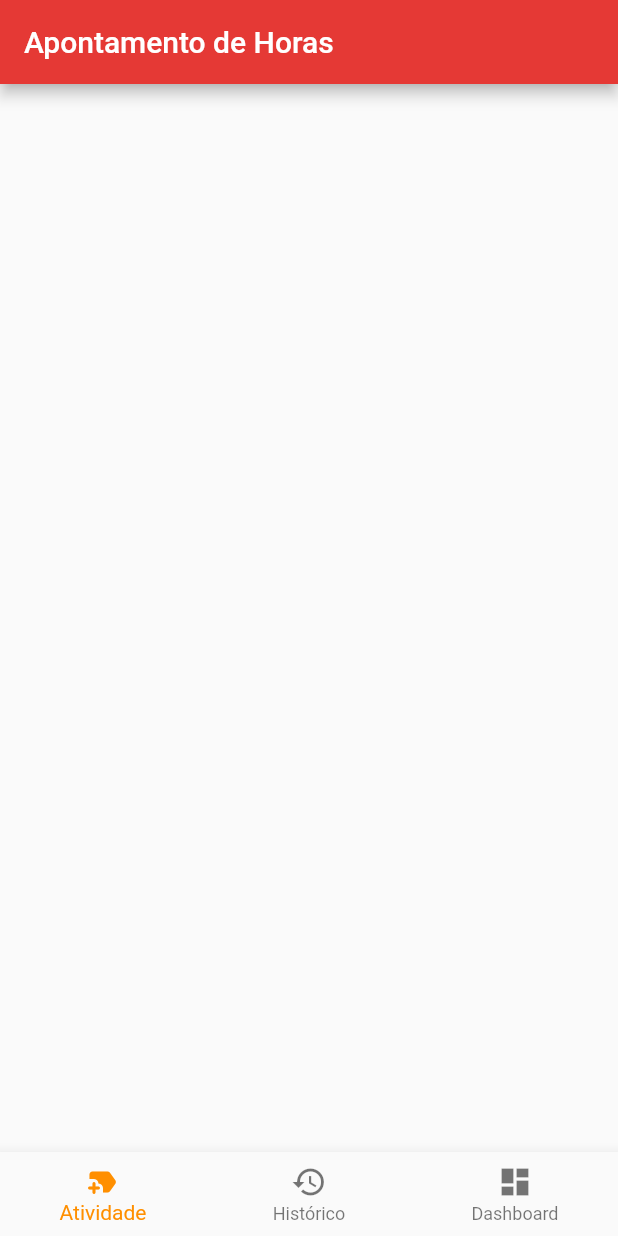
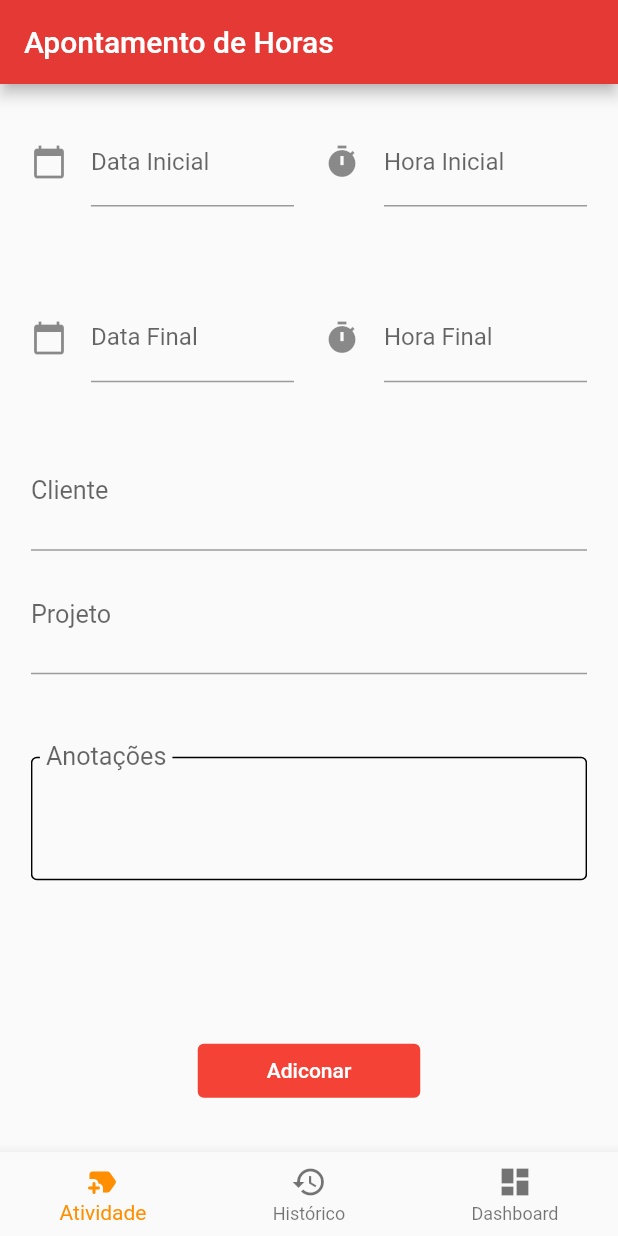
Before and after one commit to RafaGranja/ApontamentoDelp, a Flutter app: the Home screen opened directly, on a phone screen of 412 x 824 dp. Run offline on Flutter 3.47's test engine with Material 2 defaults, Android fonts, the phone set to English and light mode, and no system bars; our stand-ins replace firebase_auth, firebase_core, fluttertoast, google_sign_in; accounts and stored records are empty.

Commit message:
Tela de adição de atividades finalizada

```diff
--- a/appdelp/lib/dateInput/time.dart
+++ b/appdelp/lib/dateInput/time.dart
@@ -102,7 +102,7 @@ class _FinalTimePickerState extends State<FinalTimePicker> {
                 controller: timeinput, //editing controller of this TextField
                 decoration: const InputDecoration(
                    icon: Icon(Icons.timer), //icon of text field
-                   labelText: "Hora Inicial" //label text of field
+                   labelText: "Hora Final" //label text of field
                 ),
                 readOnly: true,  //set it true, so that user will not able to edit text
                 onTap: () async {
--- a/appdelp/lib/home/home_components.dart
+++ b/appdelp/lib/home/home_components.dart
@@ -101,18 +101,157 @@ class NovaAtividade extends StatefulWidget {
 class _NovaAtividadeState extends State<NovaAtividade> {
   @override
   Widget build(BuildContext context) {
-    return Container(
-      margin: const EdgeInsets.only(left:200.0,right: 200.0),
-      child: Center(
-        child: GridView.count(crossAxisCount: 2,crossAxisSpacing: 50.0,mainAxisSpacing: 0.0,
-          children:  [
-          Container(alignment: Alignment.center,child:const InitDate()),
-           Container(alignment: Alignment.center,child:const InitTimePicker()),
-           Container(alignment: Alignment.topCenter,child:const FinalDate()),
-           Container(alignment: Alignment.topCenter,child:const InitTimePicker()),
-          ],)
-
-        )
+    return FractionallySizedBox(
+      heightFactor: 1.1,
+      widthFactor: 0.9,
+        child: ListView(
+          children: const[
+          CamposHoras(),
+          ClienteInput(),
+          ProjetoInput(),
+          NoteInput(),
+          Adicionar(),
+          ]),
     );
   }
 }
+
+class NoteInput extends StatefulWidget {
+  const NoteInput({super.key});
+
+  @override
+  State<NoteInput> createState() => _NoteInputState();
+}
+
+class _NoteInputState extends State<NoteInput> {
+
+  @override
+  Widget build(BuildContext context) {
+    return
+    Container(
+      margin: EdgeInsets.only(top:(MediaQuery.of(context).size.width)/20),
+      height: (MediaQuery.of(context).size.height)/10,
+      child:const TextField(
+              maxLines: 4,
+              decoration: InputDecoration(
+              contentPadding: EdgeInsets.all(10.0),
+              focusedBorder: OutlineInputBorder(
+                borderSide: BorderSide(color: Colors.blue, width: 2.0),
+              ),
+              enabledBorder: OutlineInputBorder(
+                  borderSide: BorderSide(color: Colors.black, width: 1.0),
+              ),
+              label: Text('Anotações',textScaleFactor: 1.4,),
+              floatingLabelBehavior: FloatingLabelBehavior.always,
+              )
+            )
+    );
+  }
+
+}
+
+class Adicionar extends StatefulWidget {
+  const Adicionar({super.key});
+
+  @override
+  State<Adicionar> createState() => _AdicionarState();
+}
+
+class _AdicionarState extends State<Adicionar> {
+  @override
+  Widget build(BuildContext context) {
+    return Container(
+      margin: EdgeInsets.only(
+        top: (MediaQuery.of(context).size.width)/4,
+        bottom: (MediaQuery.of(context).size.width)/5),
+      child: FractionallySizedBox(
+        widthFactor: 0.4,
+        child: TextButton(
+          // ignore: prefer_const_constructors
+          style: ButtonStyle(
+            backgroundColor: const MaterialStatePropertyAll<Color>(Colors.red),
+          ),
+          // ignore: prefer_const_constructors
+          onPressed: () {  },
+          child: const Text(
+            'Adiconar',
+            style: const TextStyle(color: Colors.white),
+          ),
+        ),
+      ),
+    );
+  }
+}
+
+
+class ClienteInput extends StatefulWidget {
+  const ClienteInput({super.key});
+
+  @override
+  State<ClienteInput> createState() => _ClienteInputState();
+}
+
+class _ClienteInputState extends State<ClienteInput> {
+
+  @override
+  Widget build(BuildContext context) {
+    return
+    Container(
+      margin: EdgeInsets.only(top:(MediaQuery.of(context).size.width)/10),
+      height: (MediaQuery.of(context).size.width)/5,
+      child:const TextField(decoration: InputDecoration(
+              contentPadding: EdgeInsets.zero,
+              label: Text('Cliente',textScaleFactor: 1.4,),
+              floatingLabelBehavior: FloatingLabelBehavior.always,
+              )
+            )
+    );
+  }
+}
+
+class ProjetoInput extends StatefulWidget {
+  const ProjetoInput({super.key});
+
+  @override
+  State<ProjetoInput> createState() => _ProjetoInputState();
+}
+
+class _ProjetoInputState extends State<ProjetoInput> {
+
+  @override
+  Widget build(BuildContext context) {
+    return
+    Container(
+      height: (MediaQuery.of(context).size.height)/10,
+      child:const TextField(decoration: InputDecoration(
+              contentPadding: EdgeInsets.zero,
+              label: Text('Projeto',textScaleFactor: 1.4,),
+              floatingLabelBehavior: FloatingLabelBehavior.always,
+              )
+            )
+    );
+  }
+
+}
+
+class CamposHoras extends StatefulWidget {
+  const CamposHoras({super.key});
+
+  @override
+  State<CamposHoras> createState() => _CamposHorasState();
+}
+
+class _CamposHorasState extends State<CamposHoras> {
+  @override
+  Widget build(BuildContext context) {
+    return SizedBox.square(
+      dimension: (MediaQuery.of(context).size.width)/1.6,
+      child: GridView.count(crossAxisCount: 2,crossAxisSpacing: 20.0,mainAxisSpacing: 0.0,
+          children:  [
+          Container(alignment: Alignment.center,child:const InitDate()),
+          Container(alignment: Alignment.center,child:const InitTimePicker()),
+          Container(alignment: Alignment.topCenter,child:const FinalDate()),
+          Container(alignment: Alignment.topCenter,child:const FinalTimePicker()),
+        ]),);
+  }
+}
```
Also changed, not shown: 3 other files.
